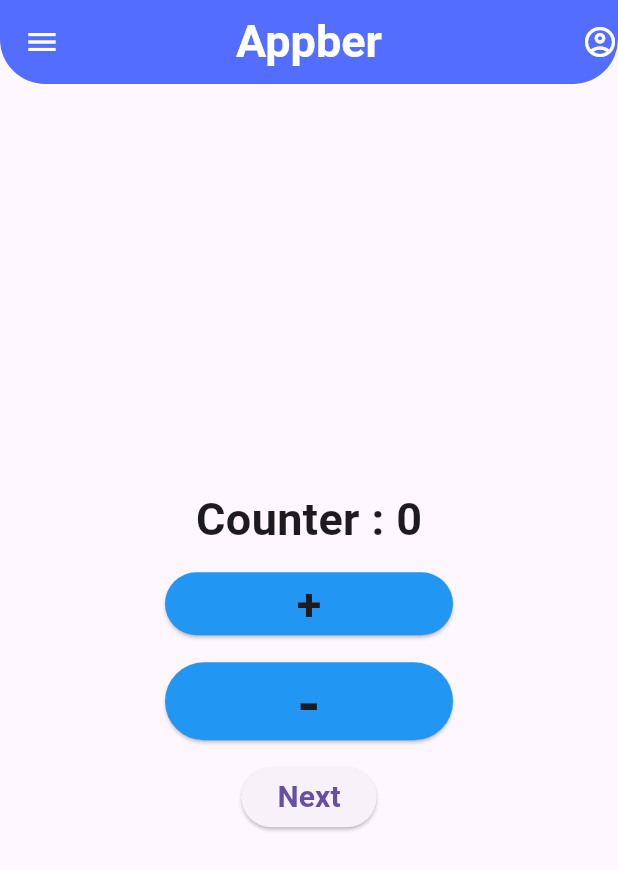
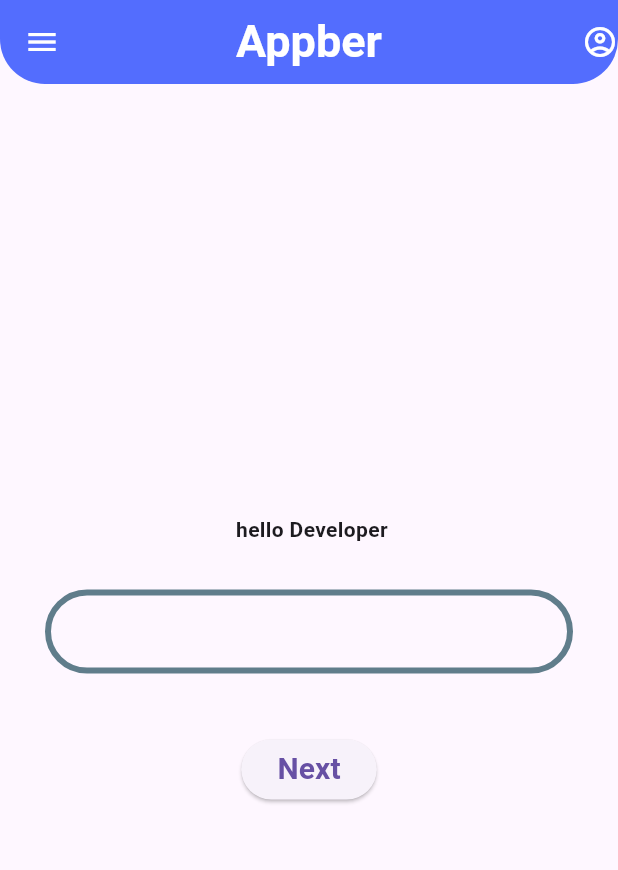
Before and after one commit to rifatalam26/my-first-app, a Flutter app: the screen it shows after launch, on a phone screen of 412 x 824 dp. Shown: the top 870 px of the screen. Run offline on Flutter 3.47's test engine with Material 3 defaults, Android fonts, the phone set to English and light mode, and no system bars.

Commit message:
TextField onChanged widget

```diff
--- a/lib/main.dart
+++ b/lib/main.dart
@@ -27,7 +27,7 @@ class HomePage extends StatefulWidget {
 }
 
 class _HomePageState extends State<HomePage> {
-  int c = 0;
+  String c = "hello Developer";
 
   @override
   Widget build(BuildContext context) {
@@ -52,48 +52,39 @@ class _HomePageState extends State<HomePage> {
             mainAxisAlignment: MainAxisAlignment.center,
             children: [
               Text(
-                "Counter : $c",
-                style: TextStyle(fontSize: 30, fontWeight: FontWeight.bold),
+                " $c",
+                style: TextStyle(fontWeight: FontWeight.bold),
               ),
-              SizedBox(
-                height: 10,
-              ),
-              GestureDetector(
-                onTap: (){
-                  setState(() {
-                    c++;
-                  });
-                },
-                child: SizedBox(
-                  height: 50,width: 200,
-                  child: Card(shape: RoundedRectangleBorder(borderRadius: BorderRadius.circular(50)),
-                    color: Colors.blue,
-                    child: Center(child: Text("+",style: TextStyle(fontSize: 30,fontWeight: FontWeight.bold),)),
-                  ),
+              Padding(
+                padding: const EdgeInsets.all(30.0),
+                child: TextField(
+                  onChanged: (value) => setState(() {
+                    c=value;
+                  }),
+                  decoration: InputDecoration(
+                      focusedBorder: OutlineInputBorder(
+                        borderRadius: BorderRadius.circular(30),
+                        borderSide:
+                            BorderSide(color: Colors.lightBlueAccent, width: 4),
+                      ),
+                      enabledBorder: OutlineInputBorder(
+                          borderRadius: BorderRadius.circular(30),
+                          borderSide:
+                              BorderSide(color: Colors.blueGrey, width: 4))),
                 ),
               ),
               SizedBox(
                 height: 10,
               ),
-              GestureDetector(
-                onTap: (){
-                  setState(() {
-                    c--;
-                  });
-                },
-                child: SizedBox(
-                  height: 60,
-                  width: 200,
-                  child: Card(shape: RoundedRectangleBorder(borderRadius: BorderRadius.circular(50)),
-                    color: Colors.blue,
-                    child: Center(child: Text("-",style: TextStyle(fontSize: 40,fontWeight: FontWeight.bold),)),
-                  ),
-                ),
-              ),
-              SizedBox(height: 10,),
-              ElevatedButton(onPressed: (){
-                 Navigator.push(context, MaterialPageRoute(builder: (context) => home_screen()));
-              }, child: Text("Next",style: TextStyle(fontSize: 20,fontWeight: FontWeight.bold),))
+              ElevatedButton(
+                  onPressed: () {
+                    Navigator.push(context,
+                        MaterialPageRoute(builder: (context) => home_screen()));
+                  },
+                  child: Text(
+                    "Next",
+                    style: TextStyle(fontSize: 20, fontWeight: FontWeight.bold),
+                  ))
             ],
           ),
         ));
```
